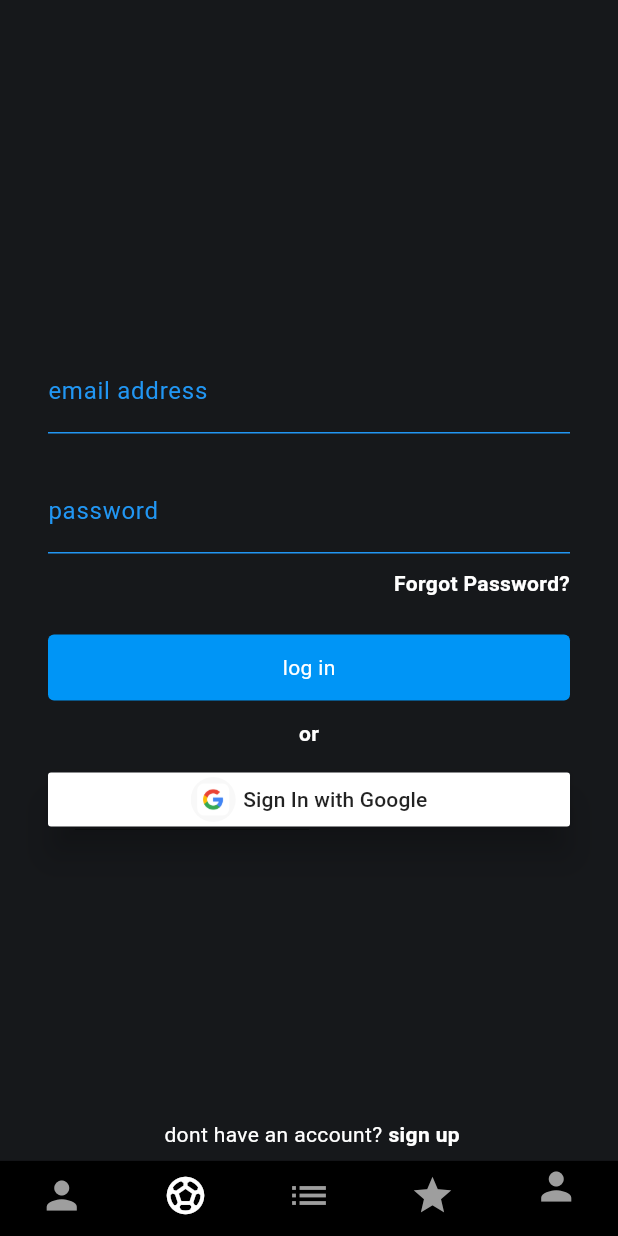
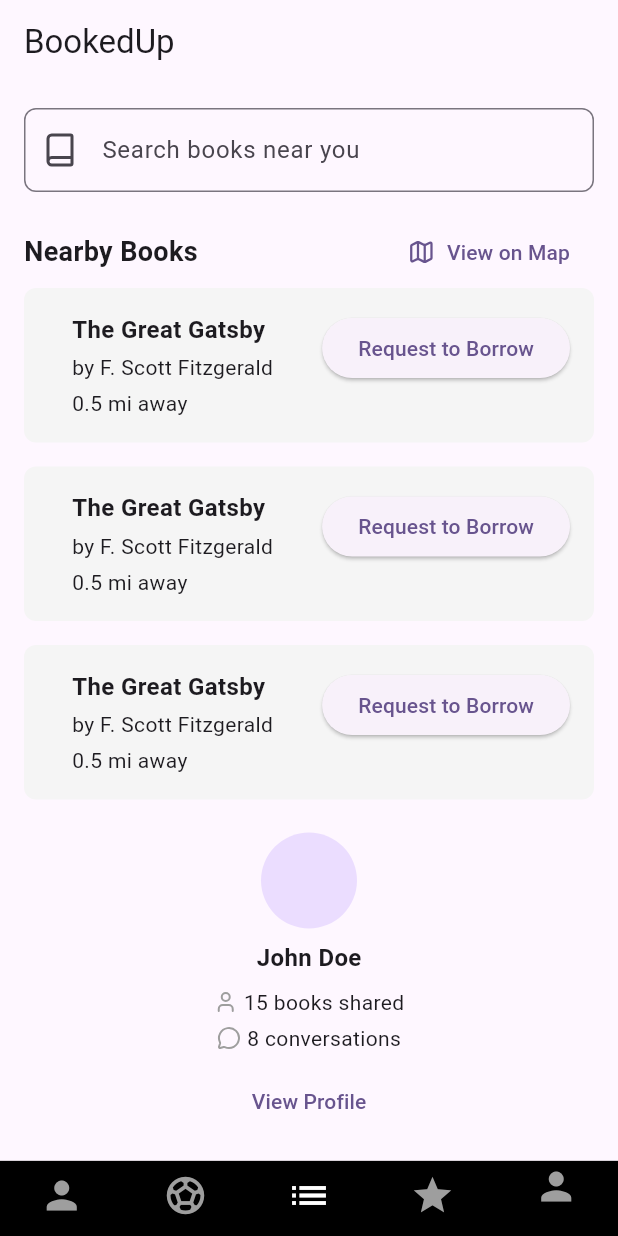
Before and after one commit to yosih48/bookes, a Flutter app: the screen it shows once a user with an empty profile is signed in, item 3 of the bottom bar chosen, on a phone screen of 412 x 824 dp. Run offline on Flutter 3.47's test engine with Material 3 defaults, Android fonts, the phone set to English and light mode, and no system bars; our stand-ins replace cloud_firestore, firebase_auth, firebase_core, firebase_messaging, google_sign_in, lucide_icons; missing offline and left inert: flutter_google_places, google_api_headers; accounts and stored records are empty; generated files the repository leaves out were written again.

Commit message:
BookRequestScreen

```diff
--- /dev/null
+++ b/lib/screens/apiBookes.dart
@@ -0,0 +1,153 @@
+import 'package:flutter/material.dart';
+import 'package:lucide_icons/lucide_icons.dart';
+
+class MainDashboard extends StatelessWidget {
+  @override
+  Widget build(BuildContext context) {
+    return Scaffold(
+      appBar: AppBar(
+        title: Text('BookedUp'),
+      ),
+      body: Padding(
+        padding: EdgeInsets.all(16.0),
+        child: Column(
+          crossAxisAlignment: CrossAxisAlignment.stretch,
+          children: [
+            // Search Bar
+            TextField(
+              decoration: InputDecoration(
+                hintText: 'Search books near you',
+                prefixIcon: Icon(LucideIcons.book),
+                border: OutlineInputBorder(
+                  borderRadius: BorderRadius.circular(8.0),
+                ),
+              ),
+            ),
+            SizedBox(height: 16.0),
+
+            // Nearby Books
+            Row(
+              mainAxisAlignment: MainAxisAlignment.spaceBetween,
+              children: [
+                Text(
+                  'Nearby Books',
+                  style: TextStyle(
+                    fontSize: 18.0,
+                    fontWeight: FontWeight.bold,
+                  ),
+                ),
+                TextButton.icon(
+                  onPressed: () {
+                    // Navigate to map view
+                  },
+                  icon: Icon(LucideIcons.map),
+                  label: Text('View on Map'),
+                ),
+              ],
+            ),
+            Expanded(
+              child: ListView.separated(
+                itemCount: 3,
+                separatorBuilder: (context, index) => SizedBox(height: 16.0),
+                itemBuilder: (context, index) {
+                  return Container(
+                    padding: EdgeInsets.all(16.0),
+                    decoration: BoxDecoration(
+                      color: Colors.grey[100],
+                      borderRadius: BorderRadius.circular(8.0),
+                    ),
+                    child: Row(
+                      crossAxisAlignment: CrossAxisAlignment.start,
+                      children: [
+                        ClipRRect(
+                          borderRadius: BorderRadius.circular(8.0),
+                          // child: Image.network(
+                          //   '/api/placeholder/80/120',
+                          //   width: 80,
+                          //   height: 120,
+                          // ),
+                        ),
+                        SizedBox(width: 16.0),
+                        Expanded(
+                          child: Column(
+                            crossAxisAlignment: CrossAxisAlignment.start,
+                            children: [
+                              Text(
+                                'The Great Gatsby',
+                                style: TextStyle(
+                                  fontSize: 16.0,
+                                  fontWeight: FontWeight.bold,
+                                ),
+                              ),
+                              SizedBox(height: 4.0),
+                              Text('by F. Scott Fitzgerald'),
+                              SizedBox(height: 4.0),
+                              Text('0.5 mi away'),
+                            ],
+                          ),
+                        ),
+                        ElevatedButton(
+                          onPressed: () {
+                            // Handle book request
+                          },
+                          child: Text('Request to Borrow'),
+                        ),
+                      ],
+                    ),
+                  );
+                },
+              ),
+            ),
+            SizedBox(height: 16.0),
+
+            // User Info
+            Center(
+              child: Column(
+                children: [
+                  CircleAvatar(
+                    radius: 32.0,
+                    // backgroundImage: NetworkImage('/api/placeholder/80/80'),
+                  ),
+                  SizedBox(height: 8.0),
+                  Text(
+                    'John Doe',
+                    style: TextStyle(
+                      fontSize: 16.0,
+                      fontWeight: FontWeight.bold,
+                    ),
+                  ),
+                  SizedBox(height: 8.0),
+                  Row(
+                    mainAxisAlignment: MainAxisAlignment.center,
+                    children: [
+                      Icon(LucideIcons.user, size: 16.0, color: Colors.grey),
+                      SizedBox(width: 4.0),
+                      Text('15 books shared'),
+                    ],
+                  ),
+                  SizedBox(height: 4.0),
+                  Row(
+                    mainAxisAlignment: MainAxisAlignment.center,
+                    children: [
+                      Icon(LucideIcons.messageCircle,
+                          size: 16.0, color: Colors.grey),
+                      SizedBox(width: 4.0),
+                      Text('8 conversations'),
+                    ],
+                  ),
+                  SizedBox(height: 8.0),
+                  TextButton(
+                    onPressed: () {
+                      // Navigate to user profile
+                    },
+                    child: Text('View Profile'),
+                  ),
+                ],
+              ),
+            ),
+          ],
+        ),
+      ),
+    );
+  }
+}
--- a/lib/utils.dart/global_variables.dart
+++ b/lib/utils.dart/global_variables.dart
@@ -1,4 +1,6 @@
 import 'package:bookes/screens/afterLogin.dart';
+import 'package:bookes/screens/apiBookes.dart';
+import 'package:bookes/screens/bookesRequest.dart';
 import 'package:bookes/screens/login.dart';
 import 'package:flutter/material.dart';
 
@@ -8,4 +10,6 @@ const webScreenSize = 600;
 List<Widget> homeScreenItems = [
 MyWidget(),
 LoginScreen(),
+MainDashboard(),
+BookRequestScreen()
 ];
--- a/pubspec.yaml
+++ b/pubspec.yaml
@@ -43,6 +43,11 @@ dependencies:
   firebase_auth: ^5.2.0
   firebase_core: ^3.4.0
   cloud_firestore: ^5.4.0
+  lucide_icons: ^0.257.0
+  flutter_google_places: ^0.3.0
+  google_api_headers: ^1.6.0
+  # google_places_flutter: ^2.0.9
+
 
 dev_dependencies:
   flutter_test:
```
Also changed, not shown: lib/screens/bookesRequest.dart (added, +144 -0 lines), pubspec.lock, 3 other files.
